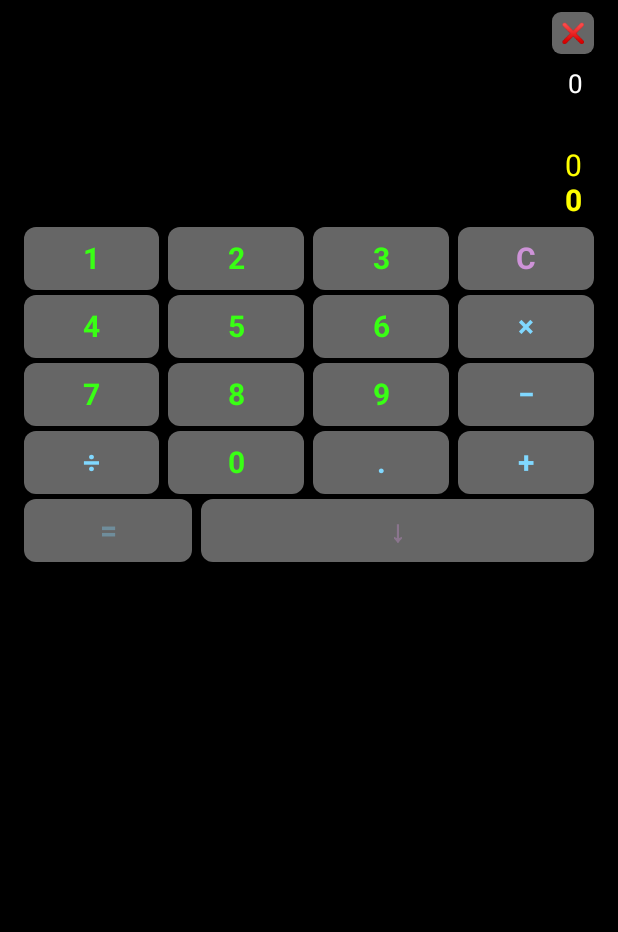
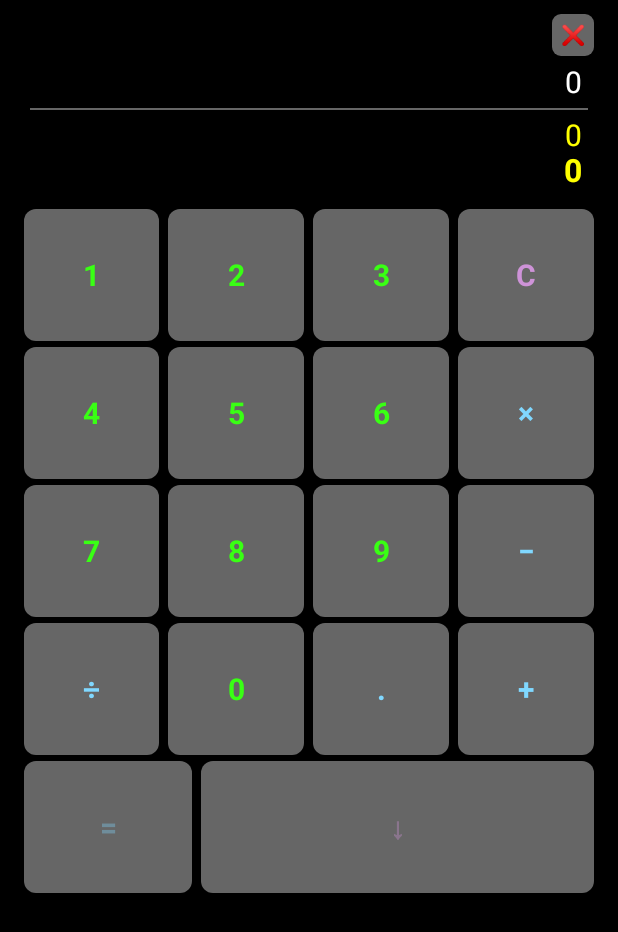
Before and after one commit to suarezlopezmaykel-wq/Calculadora-Acumulativa, an Android app built with Jetpack Compose: the screen it shows after launch (MainActivity), on a phone screen of 412 x 824 dp. Shown: the top 932 px of the screen. Run offline under Robolectric (Android 15) with nearby library versions, the phone set to English and light mode, and no system bars.

Commit message:
Ajustar distribución y separar cálculos

```diff
--- a/app/src/main/java/com/calculadora/acumulativa/ui/components/TopCalculatorPanel.kt
+++ b/app/src/main/java/com/calculadora/acumulativa/ui/components/TopCalculatorPanel.kt
@@ -2,24 +2,23 @@ package com.calculadora.acumulativa.ui.components
 
 import androidx.compose.foundation.background
 import androidx.compose.foundation.clickable
-import androidx.compose.foundation.border
 import androidx.compose.foundation.layout.Arrangement
 import androidx.compose.foundation.layout.Box
+import androidx.compose.foundation.layout.BoxWithConstraints
 import androidx.compose.foundation.layout.Column
 import androidx.compose.foundation.layout.Row
 import androidx.compose.foundation.layout.Spacer
+import androidx.compose.foundation.layout.fillMaxSize
 import androidx.compose.foundation.layout.fillMaxWidth
 import androidx.compose.foundation.layout.height
+import androidx.compose.foundation.layout.padding
 import androidx.compose.foundation.layout.size
-import androidx.compose.foundation.layout.padding
 import androidx.compose.foundation.shape.RoundedCornerShape
 import androidx.compose.material3.Text
 import androidx.compose.runtime.Composable
 import androidx.compose.ui.Alignment
 import androidx.compose.ui.Modifier
 import androidx.compose.ui.draw.clip
-import androidx.compose.ui.draw.shadow
-import androidx.compose.ui.graphics.Brush
 import androidx.compose.ui.graphics.Color
 import androidx.compose.ui.text.font.FontWeight
 import androidx.compose.ui.text.style.TextAlign
@@ -27,6 +26,7 @@ import androidx.compose.ui.text.style.TextOverflow
 import androidx.compose.ui.unit.dp
 import androidx.compose.ui.unit.sp
 import com.calculadora.acumulativa.domain.BottomCalculatorState
+import com.calculadora.acumulativa.domain.CalculatorEngine
 import com.calculadora.acumulativa.domain.TopCalculatorState
 
 @Composable
@@ -45,24 +45,27 @@ fun TopCalculatorPanel(
     onExitClick: () -> Unit,
     modifier: Modifier = Modifier
 ) {
-    // Flat black calculator surface.
-    val panelBg = Color.Black
+    BoxWithConstraints(
+        modifier = modifier
+            .fillMaxSize()
+            .background(Color.Black)
+    ) {
+        // Let the keypad grow with the usable phone height, while keeping
+        // each key large enough to tap comfortably on compact devices.
+        val keyHeight = ((maxHeight - 220.dp) / 5f).coerceIn(48.dp, 88.dp)
 
         Column(
-        modifier = modifier
-            .background(panelBg)
+            modifier = Modifier
+                .fillMaxSize()
                 .padding(horizontal = 8.dp, vertical = 4.dp)
         ) {
-        // Top Header Row with Panel Label & Red Exit Button
             Row(
                 modifier = Modifier
                     .fillMaxWidth()
-                .padding(bottom = 8.dp),
-            horizontalArrangement = Arrangement.SpaceBetween,
+                    .height(30.dp),
+                horizontalArrangement = Arrangement.End,
                 verticalAlignment = Alignment.CenterVertically
             ) {
-            Spacer(modifier = Modifier.weight(1f))
-            // Grey exit key with red cross.
                 Box(
                     modifier = Modifier
                         .size(28.dp)
@@ -75,33 +78,74 @@ fun TopCalculatorPanel(
                 }
             }
 
-        // Main calculator display.
             Column(
                 modifier = Modifier
                     .fillMaxWidth()
-                .background(Color.Black)
-                .padding(horizontal = 8.dp, vertical = 2.dp),
+                    .padding(horizontal = 8.dp, vertical = 5.dp),
                 horizontalAlignment = Alignment.End
             ) {
-            // Expression Line
                 Text(
-                text = if (state.expression.isBlank()) "0" else state.expression,
+                    text = CalculatorEngine.formatExpressionForDisplay(
+                        state.expression.ifBlank { "0" }
+                    ),
                     color = Color.White,
-                fontSize = 17.sp,
+                    fontSize = 20.sp,
                     maxLines = 1,
                     overflow = TextOverflow.Ellipsis,
                     textAlign = TextAlign.End,
                     modifier = Modifier.fillMaxWidth()
                 )
 
-            Spacer(modifier = Modifier.height(4.dp))
+                val resultDisplay = if (state.isFixed) {
+                    ""
+                } else {
+                    state.suggestedResult?.let(CalculatorEngine::formatNumberForDisplay).orEmpty()
+                }
 
-            // Result Line
-            val resultDisplay = state.fixedResult ?: state.suggestedResult ?: ""
-
+                if (resultDisplay.isNotEmpty()) {
                     Text(
                         text = resultDisplay,
                         color = Color.White,
+                        fontSize = 23.sp,
+                        fontWeight = FontWeight.Bold,
+                        maxLines = 1,
+                        overflow = TextOverflow.Ellipsis,
+                        textAlign = TextAlign.End,
+                        modifier = Modifier.fillMaxWidth()
+                    )
+                }
+            }
+
+            // Subtle separator between the current calculation and saved calculations.
+            Box(
+                modifier = Modifier
+                    .fillMaxWidth()
+                    .padding(horizontal = 4.dp)
+                    .height(1.dp)
+                    .background(Color(0xFF666666))
+            )
+
+            Column(
+                modifier = Modifier
+                    .fillMaxWidth()
+                    .padding(horizontal = 8.dp, vertical = 5.dp),
+                horizontalAlignment = Alignment.End
+            ) {
+                Text(
+                    text = CalculatorEngine.formatExpressionForDisplay(
+                        accumulatorState.expression.ifBlank { "0" }
+                    ),
+                    color = Color(0xFFFFFF00),
+                    fontSize = 20.sp,
+                    maxLines = 1,
+                    overflow = TextOverflow.Ellipsis,
+                    textAlign = TextAlign.End,
+                    modifier = Modifier.fillMaxWidth()
+                )
+                Text(
+                    text = (accumulatorState.fixedTotal ?: accumulatorState.suggestedTotal ?: "0")
+                        .let(CalculatorEngine::formatNumberForDisplay),
+                    color = Color(0xFFFFFF00),
                     fontSize = 21.sp,
                     fontWeight = FontWeight.Bold,
                     maxLines = 1,
@@ -111,101 +155,67 @@ fun TopCalculatorPanel(
                 )
             }
 
-        // Saved calculations and their automatically computed total, in yellow.
-        Column(
-            modifier = Modifier
-                .fillMaxWidth()
-                .background(Color.Black)
-                .padding(horizontal = 8.dp, vertical = 2.dp),
-            horizontalAlignment = Alignment.End
+            Spacer(modifier = Modifier.height(7.dp))
+
+            Row(
+                modifier = Modifier.fillMaxWidth(),
+                horizontalArrangement = Arrangement.spacedBy(6.dp)
             ) {
-            Text(
-                text = accumulatorState.expression.ifBlank { "0" },
-                color = Color(0xFFFFFF00),
-                fontSize = 20.sp,
-                maxLines = 1,
-                overflow = TextOverflow.Ellipsis,
-                textAlign = TextAlign.End,
-                modifier = Modifier.fillMaxWidth()
-            )
-            Text(
-                text = accumulatorState.fixedTotal ?: accumulatorState.suggestedTotal ?: "0",
-                color = Color(0xFFFFFF00),
-                fontSize = 20.sp,
-                fontWeight = FontWeight.Bold,
-                maxLines = 1,
-                overflow = TextOverflow.Ellipsis,
-                textAlign = TextAlign.End,
-                modifier = Modifier.fillMaxWidth()
+                CalcButton("1", { onDigitClick("1") }, Modifier.weight(1f), GlassButtonStyle.NUMBER, height = keyHeight)
+                CalcButton("2", { onDigitClick("2") }, Modifier.weight(1f), GlassButtonStyle.NUMBER, height = keyHeight)
+                CalcButton("3", { onDigitClick("3") }, Modifier.weight(1f), GlassButtonStyle.NUMBER, height = keyHeight)
+                CButton(
+                    modifier = Modifier.weight(1f),
+                    onShortClick = onShortDeleteClick,
+                    onLongPress1Sec = onResetAllClick,
+                    height = keyHeight
                 )
             }
 
             Spacer(modifier = Modifier.height(4.dp))
 
-        // Compact 4-column keypad. Uniform Keypad Grid (Numbers 1-9, 0 & Swapped C & ÷)
-        // Row 1: 1, 2, 3, C
             Row(
                 modifier = Modifier.fillMaxWidth(),
                 horizontalArrangement = Arrangement.spacedBy(6.dp)
             ) {
-            CalcButton("1", { onDigitClick("1") }, Modifier.weight(1f), GlassButtonStyle.NUMBER)
-            CalcButton("2", { onDigitClick("2") }, Modifier.weight(1f), GlassButtonStyle.NUMBER)
-            CalcButton("3", { onDigitClick("3") }, Modifier.weight(1f), GlassButtonStyle.NUMBER)
-            CButton(
-                modifier = Modifier.weight(1f),
-                onShortClick = onShortDeleteClick,
-                onLongPress1Sec = onResetAllClick
-            )
+                CalcButton("4", { onDigitClick("4") }, Modifier.weight(1f), GlassButtonStyle.NUMBER, height = keyHeight)
+                CalcButton("5", { onDigitClick("5") }, Modifier.weight(1f), GlassButtonStyle.NUMBER, height = keyHeight)
+                CalcButton("6", { onDigitClick("6") }, Modifier.weight(1f), GlassButtonStyle.NUMBER, height = keyHeight)
+                CalcButton("×", { onOperatorClick("×") }, Modifier.weight(1f), GlassButtonStyle.OPERATOR_BLUE, height = keyHeight)
             }
 
-        Spacer(modifier = Modifier.height(3.dp))
+            Spacer(modifier = Modifier.height(4.dp))
 
-        // Row 2: 4, 5, 6, ×
             Row(
                 modifier = Modifier.fillMaxWidth(),
                 horizontalArrangement = Arrangement.spacedBy(6.dp)
             ) {
-            CalcButton("4", { onDigitClick("4") }, Modifier.weight(1f), GlassButtonStyle.NUMBER)
-            CalcButton("5", { onDigitClick("5") }, Modifier.weight(1f), GlassButtonStyle.NUMBER)
-            CalcButton("6", { onDigitClick("6") }, Modifier.weight(1f), GlassButtonStyle.NUMBER)
-            CalcButton("×", { onOperatorClick("×") }, Modifier.weight(1f), GlassButtonStyle.OPERATOR_BLUE)
+                CalcButton("7", { onDigitClick("7") }, Modifier.weight(1f), GlassButtonStyle.NUMBER, height = keyHeight)
+                CalcButton("8", { onDigitClick("8") }, Modifier.weight(1f), GlassButtonStyle.NUMBER, height = keyHeight)
+                CalcButton("9", { onDigitClick("9") }, Modifier.weight(1f), GlassButtonStyle.NUMBER, height = keyHeight)
+                CalcButton("−", { onOperatorClick("−") }, Modifier.weight(1f), GlassButtonStyle.OPERATOR_BLUE, height = keyHeight)
             }
 
-        Spacer(modifier = Modifier.height(3.dp))
+            Spacer(modifier = Modifier.height(4.dp))
 
-        // Row 3: 7, 8, 9, −
             Row(
                 modifier = Modifier.fillMaxWidth(),
                 horizontalArrangement = Arrangement.spacedBy(6.dp)
             ) {
-            CalcButton("7", { onDigitClick("7") }, Modifier.weight(1f), GlassButtonStyle.NUMBER)
-            CalcButton("8", { onDigitClick("8") }, Modifier.weight(1f), GlassButtonStyle.NUMBER)
-            CalcButton("9", { onDigitClick("9") }, Modifier.weight(1f), GlassButtonStyle.NUMBER)
-            CalcButton("−", { onOperatorClick("−") }, Modifier.weight(1f), GlassButtonStyle.OPERATOR_BLUE)
+                CalcButton("÷", { onOperatorClick("÷") }, Modifier.weight(1f), GlassButtonStyle.OPERATOR_BLUE, height = keyHeight)
+                CalcButton("0", { onDigitClick("0") }, Modifier.weight(1f), GlassButtonStyle.NUMBER, height = keyHeight)
+                CalcButton(".", { onDotClick() }, Modifier.weight(1f), GlassButtonStyle.OPERATOR_BLUE, height = keyHeight)
+                CalcButton("+", { onOperatorClick("+") }, Modifier.weight(1f), GlassButtonStyle.OPERATOR_BLUE, height = keyHeight)
             }
 
-        Spacer(modifier = Modifier.height(3.dp))
+            Spacer(modifier = Modifier.height(4.dp))
 
-        // Row 4: ÷, 0, ., +
             Row(
                 modifier = Modifier.fillMaxWidth(),
                 horizontalArrangement = Arrangement.spacedBy(6.dp)
             ) {
-            CalcButton("÷", { onOperatorClick("÷") }, Modifier.weight(1f), GlassButtonStyle.OPERATOR_BLUE)
-            CalcButton("0", { onDigitClick("0") }, Modifier.weight(1f), GlassButtonStyle.NUMBER)
-            CalcButton(".", { onDotClick() }, Modifier.weight(1f), GlassButtonStyle.OPERATOR_BLUE)
-            CalcButton("+", { onOperatorClick("+") }, Modifier.weight(1f), GlassButtonStyle.OPERATOR_BLUE)
-        }
-
-        Spacer(modifier = Modifier.height(3.dp))
-
-        // Row 5: Equals = (under result) & Guardar cálculo
-        Row(
-            modifier = Modifier.fillMaxWidth(),
-            horizontalArrangement = Arrangement.spacedBy(6.dp)
-        ) {
-            val canFix = state.suggestedResult != null
-            val canSave = state.isFixed || canFix
+                val canFix = state.suggestedResult != null && !state.isFixed
+                val canSave = state.isFixed || state.suggestedResult != null
                 val targetSaveVal = state.fixedResult ?: state.suggestedResult ?: ""
 
                 CalcButton(
@@ -213,6 +223,7 @@ fun TopCalculatorPanel(
                     onClick = onEqualsClick,
                     modifier = Modifier.weight(1.2f),
                     style = GlassButtonStyle.OPERATOR_BLUE,
+                    height = keyHeight,
                     enabled = canFix
                 )
 
@@ -226,9 +237,10 @@ fun TopCalculatorPanel(
                     modifier = Modifier.weight(2.8f),
                     style = GlassButtonStyle.SAVE,
                     fontSize = 20.sp,
+                    height = keyHeight,
                     enabled = canSave
                 )
             }
-
         }
     }
+}
```
Lines whose indentation alone changed are shown as unchanged.
